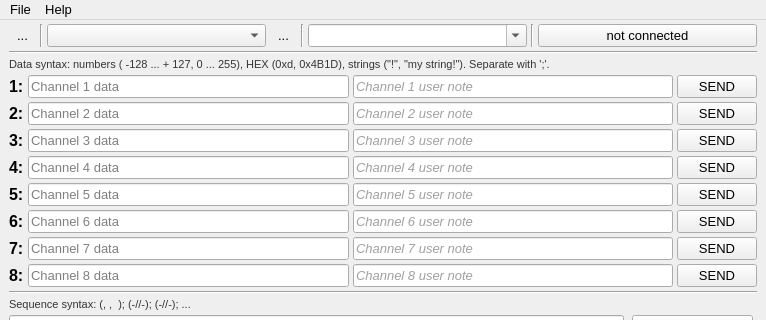
The window that src/gui/ui/gui.ui (damogranlabs/serial-tool) describes before a commit, drawn with Qt 5; both pictures show x 0 to 766 and y 0 to 320 of the 766 by 737 pixel window.
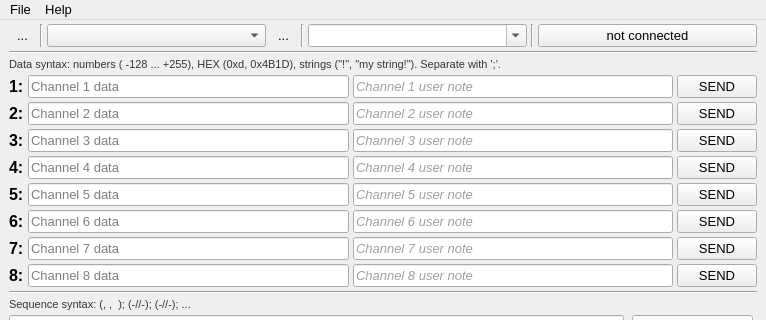
The same window after the commit. Icons and pictures are not drawn.

Commit message: Fixed data syntax note.

Diff of the .ui file:
```diff
--- a/src/gui/ui/gui.ui
+++ b/src/gui/ui/gui.ui
@@ -270,7 +270,7 @@
        <string notr="true">color: rgb(53, 53, 53);</string>
       </property>
       <property name="text">
-       <string>Data syntax: numbers ( -128 ... + 127, 0 ... 255), HEX (0xd, 0x4B1D), strings (&quot;!&quot;, &quot;my string!&quot;). Separate with ';'.</string>
+       <string>Data syntax: numbers ( -128 ... +255), HEX (0xd, 0x4B1D), strings (&quot;!&quot;, &quot;my string!&quot;). Separate with ';'.</string>
       </property>
      </widget>
     </item>
```
The commit also changes 2 other files.
